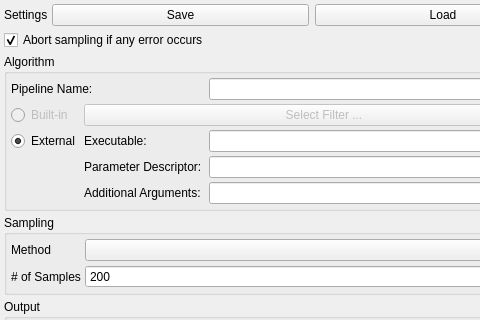
Above: modules/MetaFilters/samplingSettings.ui from 3dct/open_iA before the change; both pictures show x 0 to 480 and y 0 to 320 of the 575 by 520 pixel window. Below: the same form after it.
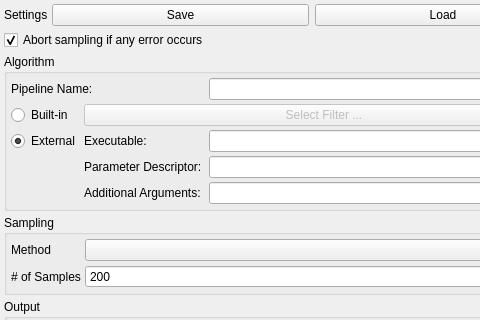
That is the form after the change.

Diff of the .ui file:
```diff
--- a/modules/MetaFilters/samplingSettings.ui
+++ b/modules/MetaFilters/samplingSettings.ui
@@ -413,7 +413,7 @@
       <item row="1" column="0">
        <widget class="QRadioButton" name="radioButton_2">
         <property name="enabled">
-         <bool>false</bool>
+         <bool>true</bool>
         </property>
         <property name="text">
          <string>Built-in</string>
```
Left out of the diff: 4 changed lines with no effect on the pictures.
